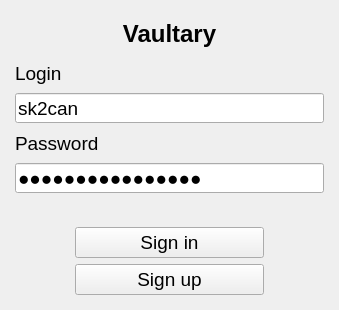
This is client_side/resources/ui/auth_window.ui in Sk2can/Password-manager as Qt 5 draws it before an edit. The edited form follows.
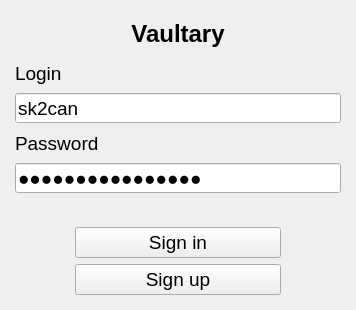
This is the edited form.

Commit message: Фикс размеров некоторых элементов интерфейса.

Diff of the .ui file:
```diff
--- a/client_side/resources/ui/auth_window.ui
+++ b/client_side/resources/ui/auth_window.ui
@@ -13,7 +13,7 @@
    <rect>
     <x>0</x>
     <y>0</y>
-    <width>339</width>
+    <width>356</width>
     <height>310</height>
    </rect>
   </property>
@@ -267,7 +267,7 @@
       <item>
        <widget class="QPushButton" name="auth_pushButton">
         <property name="sizePolicy">
-         <sizepolicy hsizetype="Expanding" vsizetype="Expanding">
+         <sizepolicy hsizetype="Minimum" vsizetype="Fixed">
           <horstretch>180</horstretch>
           <verstretch>0</verstretch>
          </sizepolicy>
@@ -300,7 +300,7 @@
       <item>
        <widget class="QPushButton" name="registration_pushButton">
         <property name="sizePolicy">
-         <sizepolicy hsizetype="Expanding" vsizetype="Expanding">
+         <sizepolicy hsizetype="Minimum" vsizetype="Fixed">
           <horstretch>0</horstretch>
           <verstretch>0</verstretch>
          </sizepolicy>
```
The commit also changes 3 other files.
